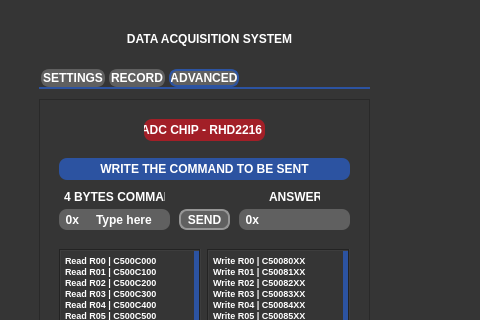
Above: interface/interface_gui_layout.ui from nnc-ufmg/micromap before the change; both pictures show x 0 to 480 and y 0 to 320 of the 847 by 719 pixel window. Below: the same form after it.
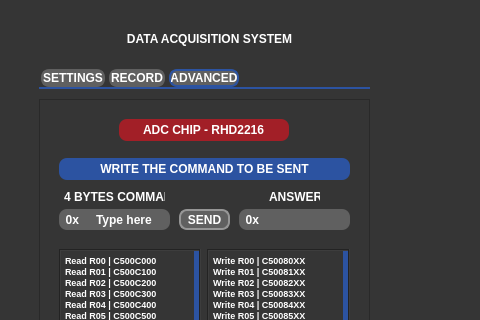
That is the form after the change. Icons and pictures are not drawn. Custom widgets are drawn as their Qt base class.

Commit message: Minor correction to ADC chip label

```diff
--- a/interface/interface_gui_layout.ui
+++ b/interface/interface_gui_layout.ui
@@ -2342,7 +2342,7 @@
             <string>  0x</string>
            </property>
           </widget>
-          <widget class="QWidget" name="">
+          <widget class="QWidget" name="layoutWidget">
            <property name="geometry">
             <rect>
              <x>20</x>
@@ -2403,7 +2403,7 @@
               </property>
               <property name="minimumSize">
                <size>
-                <width>90</width>
+                <width>170</width>
                 <height>22</height>
                </size>
               </property>
@@ -2455,7 +2455,7 @@
             </item>
            </layout>
           </widget>
-          <widget class="QWidget" name="">
+          <widget class="QWidget" name="layoutWidget">
            <property name="geometry">
             <rect>
              <x>20</x>
@@ -2557,7 +2557,7 @@
             </item>
            </layout>
           </widget>
-          <widget class="QWidget" name="">
+          <widget class="QWidget" name="layoutWidget">
            <property name="geometry">
             <rect>
              <x>20</x>
```
Left out of the diff: 2 changed lines with no effect on the pictures.
